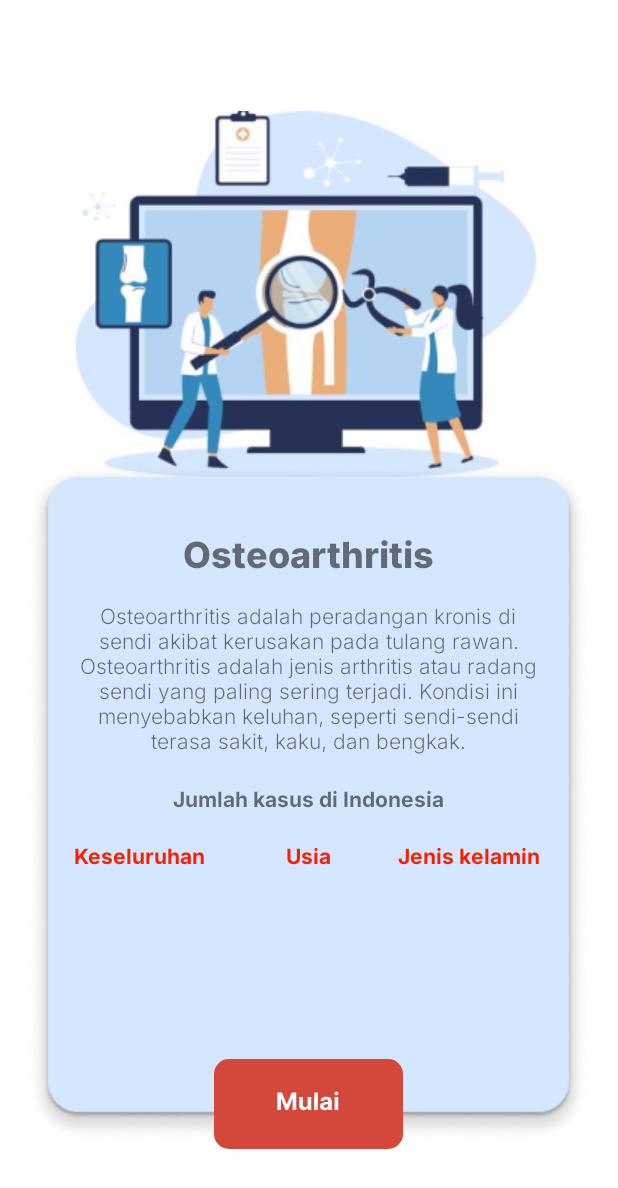
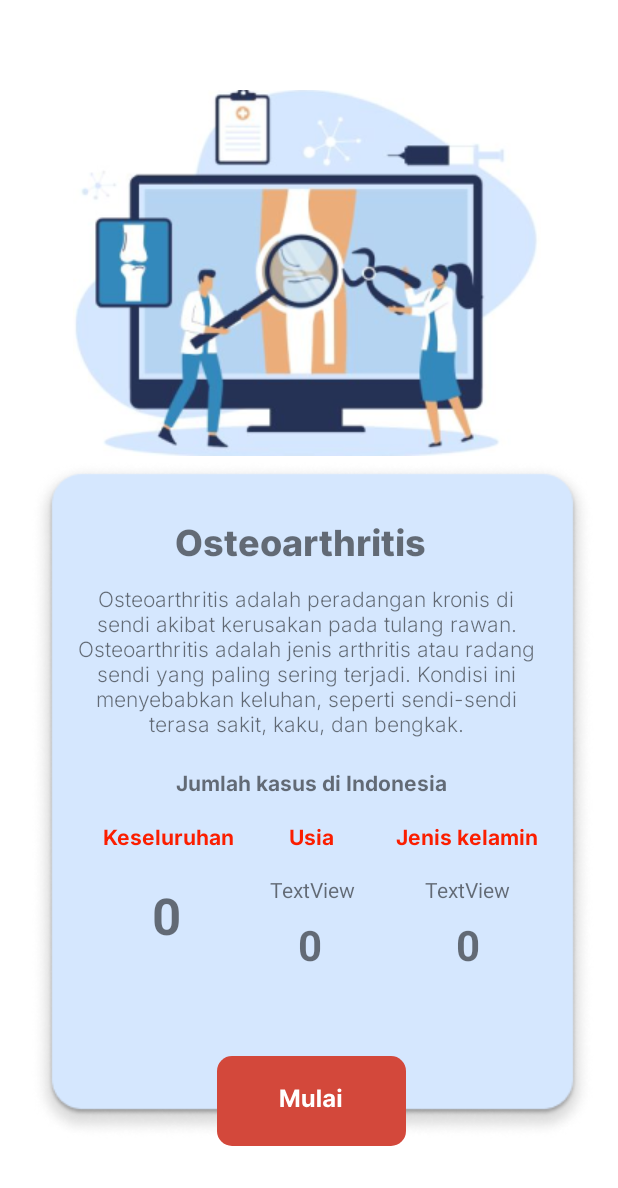
Before and after one commit to jessicas16/BangkitKneeCheck, an Android app: the layout activity_landing_page.xml on its own in the app's theme, with its tools: preview values and no code run, on a phone screen of 412 x 824 dp. Shown: the top 1188 px of the screen. Run offline under Robolectric (Android 15) with nearby library versions, the phone set to English and light mode, and no system bars.

Commit message:
Landing Page Pasien done

```diff
--- a/app/src/main/AndroidManifest.xml
+++ b/app/src/main/AndroidManifest.xml
@@ -21,6 +21,9 @@
         tools:targetApi="31">
         <activity
             android:name=".PasienActivity"
+            android:exported="false" />
+        <activity
+            android:name=".pasien.LandingPageActivity"
             android:exported="false" />
         <activity
             android:name=".DokterActivity"
--- a/app/src/main/java/com/example/kneecheck/config/ApiService.kt
+++ b/app/src/main/java/com/example/kneecheck/config/ApiService.kt
@@ -3,7 +3,7 @@ package com.example.kneecheck.config
 import com.example.kneecheck.entity.BasicDRO
 import com.example.kneecheck.entity.LoginDRO
 import com.example.kneecheck.entity.dashboardDokter
-import com.example.kneecheck.entity.dashboardDokterData
+import com.example.kneecheck.entity.landingPageDRO
 import com.example.kneecheck.entity.loginDTO
 import com.example.kneecheck.entity.registerDokterDTO
 import com.example.kneecheck.entity.registerPasienDTO
@@ -35,4 +35,9 @@ interface ApiService {
     suspend fun getDashboard(
         @Header("Authorization") token: String
     ): dashboardDokter
+
+    @GET("home")
+    suspend fun getLandingPage(
+        @Header("Authorization") token: String
+    ): landingPageDRO
 }
--- a/app/src/main/java/com/example/kneecheck/config/DefaultRepo.kt
+++ b/app/src/main/java/com/example/kneecheck/config/DefaultRepo.kt
@@ -4,6 +4,7 @@ import android.util.Log
 import com.example.kneecheck.entity.BasicDRO
 import com.example.kneecheck.entity.LoginDRO
 import com.example.kneecheck.entity.dashboardDokter
+import com.example.kneecheck.entity.landingPageDRO
 import com.example.kneecheck.entity.loginDTO
 import com.example.kneecheck.entity.registerDokterDTO
 import com.example.kneecheck.entity.registerPasienDTO
@@ -33,4 +34,8 @@ class DefaultRepo (
         Log.e("DefaultRepo WOOEE", dataSourceRemote.getDashboard(token).toString())
         return dataSourceRemote.getDashboard(token)
     }
+
+    suspend fun getLandingPage(token: String): landingPageDRO{
+        return dataSourceRemote.getLandingPage(token)
+    }
 }
--- a/app/src/main/java/com/example/kneecheck/entity/DRO.kt
+++ b/app/src/main/java/com/example/kneecheck/entity/DRO.kt
@@ -44,3 +44,25 @@ data class levelData(
     val kneePain : Int,
     val severeKneePain : Int,
 )
+
+data class landingPageDRO(
+    val status: String,
+    val message: String,
+    val data: landingPageData
+)
+
+data class landingPageData(
+    val totalScanned: Int,
+    val gender: genderDataLanding,
+    val age: ageDataLanding
+)
+
+data class genderDataLanding(
+    val average: String,
+    val total_kasus: Int
+)
+
+data class ageDataLanding(
+    val average: String,
+    val total_kasus: Int
+)
--- /dev/null
+++ b/app/src/main/java/com/example/kneecheck/pasien/LandingPageActivity.kt
@@ -0,0 +1,64 @@
+package com.example.kneecheck.pasien
+
+import android.content.Intent
+import android.os.Bundle
+import android.util.Log
+import android.widget.Toast
+import androidx.activity.enableEdgeToEdge
+import androidx.appcompat.app.AppCompatActivity
+import com.example.kneecheck.PasienActivity
+import com.example.kneecheck.config.ApiConfiguration
+import com.example.kneecheck.config.DefaultRepo
+import com.example.kneecheck.databinding.ActivityLandingPageBinding
+import kotlinx.coroutines.CoroutineScope
+import kotlinx.coroutines.Dispatchers
+import kotlinx.coroutines.launch
+
+class LandingPageActivity : AppCompatActivity() {
+    private lateinit var binding : ActivityLandingPageBinding
+    private var repo: DefaultRepo = ApiConfiguration.defaultRepo
+    private val ioScope: CoroutineScope = CoroutineScope(Dispatchers.IO)
+    private val mainScope: CoroutineScope = CoroutineScope(Dispatchers.Main)
+
+    private lateinit var id :String
+    private lateinit var name :String
+    private lateinit var token :String
+
+    override fun onCreate(savedInstanceState: Bundle?) {
+        super.onCreate(savedInstanceState)
+        enableEdgeToEdge()
+
+        binding = ActivityLandingPageBinding.inflate(layoutInflater)
+        setContentView(binding.root)
+
+        id = intent.getStringExtra("id").toString()
+        name = intent.getStringExtra("name").toString()
+        token = intent.getStringExtra("token").toString()
+
+        ioScope.launch {
+            try{
+                val data = repo.getLandingPage(token)
+                mainScope.launch {
+                    binding.tvKeseluruhanLanding.text = data.data.totalScanned.toString()
+
+                    binding.tvAvgAgeLanding.text = data.data.age.average
+                    binding.tvTotalAgeLanding.text = data.data.age.total_kasus.toString()
+
+                    binding.tvAvgGenderLanding.text = data.data.gender.average
+                    binding.tvTotalGenderLanding.text = data.data.gender.total_kasus.toString()
+                }
+            } catch (e:Exception){
+                Log.e("Error API DASHBOARD", e.message.toString())
+                Log.e("Error API DASHBOARD2", e.toString())
+            }
+        }
+
+        binding.btnMulaiLanding.setOnClickListener {
+            val intent: Intent = Intent(this@LandingPageActivity, PasienActivity::class.java)
+            intent.putExtra("id", id)
+            intent.putExtra("name", name)
+            intent.putExtra("token", token)
+            startActivity(intent)
+        }
+    }
+}
--- a/app/src/main/res/layout/activity_landing_page.xml
+++ b/app/src/main/res/layout/activity_landing_page.xml
@@ -1,115 +1,230 @@
 <?xml version="1.0" encoding="utf-8"?>
-<RelativeLayout xmlns:android="http://schemas.android.com/apk/res/android"
+<androidx.constraintlayout.widget.ConstraintLayout xmlns:android="http://schemas.android.com/apk/res/android"
     xmlns:app="http://schemas.android.com/apk/res-auto"
     xmlns:tools="http://schemas.android.com/tools"
-    android:id="@+id/main"
+    android:id="@+id/constraintLayoutLandingPage"
     android:layout_width="match_parent"
     android:layout_height="match_parent"
     tools:context=".pasien.LandingPageActivity">
 
     <ImageView
+        android:id="@+id/imageView8"
         android:layout_width="wrap_content"
         android:layout_height="wrap_content"
-        android:src="@drawable/icon_landing_pasien"
-        android:layout_centerHorizontal="true"
-        android:layout_marginTop="74dp"/>
+        android:layout_marginTop="4dp"
+        android:src="@drawable/rectangle_landing_pasien"
+        app:layout_constraintEnd_toEndOf="parent"
+        app:layout_constraintHorizontal_bias="0.555"
+        app:layout_constraintStart_toStartOf="parent"
+        app:layout_constraintTop_toBottomOf="@+id/imageView9" />
 
     <ImageView
+        android:id="@+id/imageView9"
         android:layout_width="wrap_content"
         android:layout_height="wrap_content"
-        android:src="@drawable/rectangle_landing_pasien"
-        android:layout_centerHorizontal="true"
-        android:layout_marginTop="310dp"/>
+        android:layout_marginTop="60dp"
+        android:src="@drawable/icon_landing_pasien"
+        app:layout_constraintEnd_toEndOf="parent"
+        app:layout_constraintHorizontal_bias="0.494"
+        app:layout_constraintStart_toStartOf="parent"
+        app:layout_constraintTop_toTopOf="parent" />
 
     <ImageButton
+        android:id="@+id/btnMulaiLanding"
         android:layout_width="wrap_content"
         android:layout_height="wrap_content"
+        android:layout_marginTop="396dp"
         android:background="@drawable/tombol_mulai_landing_pasien"
-        android:layout_centerHorizontal="true"
-        android:layout_marginTop="706dp"/>
+        app:layout_constraintEnd_toEndOf="@+id/imageView8"
+        app:layout_constraintHorizontal_bias="0.497"
+        app:layout_constraintStart_toStartOf="@+id/imageView8"
+        app:layout_constraintTop_toTopOf="@+id/imageView8" />
 
     <TextView
+        android:id="@+id/tvJudul"
         android:layout_width="wrap_content"
         android:layout_height="wrap_content"
-        android:layout_centerHorizontal="true"
+        android:layout_marginStart="96dp"
+        android:layout_marginTop="36dp"
+        android:layout_marginEnd="110dp"
         android:fontFamily="@font/inter_extrabold"
         android:text="Osteoarthritis"
         android:textSize="24sp"
-        android:layout_marginTop="352dp"/>
+        app:layout_constraintEnd_toEndOf="@+id/imageView8"
+        app:layout_constraintHorizontal_bias="0.0"
+        app:layout_constraintStart_toStartOf="@+id/imageView8"
+        app:layout_constraintTop_toTopOf="@+id/imageView8" />
 
     <TextView
+        android:id="@+id/textView12"
         android:layout_width="307dp"
         android:layout_height="wrap_content"
-        android:layout_centerHorizontal="true"
-        android:layout_marginTop="400dp"
+        android:layout_marginStart="30dp"
+        android:layout_marginTop="12dp"
+        android:layout_marginEnd="38dp"
         android:fontFamily="@font/inter_light"
+        android:gravity="center"
         android:text="@string/osteoarthritis"
-        android:gravity="center"/>
+        app:layout_constraintEnd_toEndOf="@+id/imageView8"
+        app:layout_constraintHorizontal_bias="0.0"
+        app:layout_constraintStart_toStartOf="@+id/imageView8"
+        app:layout_constraintTop_toBottomOf="@+id/tvJudul" />
 
     <TextView
+        android:id="@+id/textView24"
         android:layout_width="wrap_content"
         android:layout_height="wrap_content"
-        android:layout_centerHorizontal="true"
+        android:layout_marginTop="20dp"
         android:fontFamily="@font/inter_bold"
         android:text="Jumlah kasus di Indonesia"
         android:textSize="14sp"
-        android:layout_marginTop="522dp"/>
+        app:layout_constraintEnd_toEndOf="@+id/imageView8"
+        app:layout_constraintHorizontal_bias="0.497"
+        app:layout_constraintStart_toStartOf="@+id/imageView8"
+        app:layout_constraintTop_toBottomOf="@+id/textView12" />
 
     <TextView
+        android:id="@+id/textView11"
         android:layout_width="wrap_content"
         android:layout_height="wrap_content"
-        android:layout_centerHorizontal="true"
-        android:layout_marginTop="560dp"
+        android:layout_marginStart="172dp"
+        android:layout_marginTop="16dp"
+        android:layout_marginEnd="135dp"
         android:fontFamily="@font/inter_bold"
         android:text="Usia"
         android:textColor="#FB1E00"
-        android:textSize="14sp" />
+        android:textSize="14sp"
+        app:layout_constraintEnd_toEndOf="@+id/textView13"
+        app:layout_constraintHorizontal_bias="0.0"
+        app:layout_constraintStart_toStartOf="@+id/imageView8"
+        app:layout_constraintTop_toBottomOf="@+id/textView24" />
 
     <TextView
+        android:id="@+id/textView30"
         android:layout_width="wrap_content"
         android:layout_height="wrap_content"
-        android:layout_marginStart="49dp"
-        android:layout_marginTop="560dp"
+        android:layout_marginTop="16dp"
+        android:layout_marginEnd="48dp"
         android:fontFamily="@font/inter_bold"
         android:text="Keseluruhan"
         android:textColor="#FB1E00"
-        android:textSize="14sp" />
+        android:textSize="14sp"
+        app:layout_constraintEnd_toEndOf="@+id/imageView8"
+        app:layout_constraintHorizontal_bias="0.2"
+        app:layout_constraintStart_toStartOf="@+id/imageView8"
+        app:layout_constraintTop_toBottomOf="@+id/textView24" />
 
     <TextView
+        android:id="@+id/textView13"
         android:layout_width="wrap_content"
         android:layout_height="wrap_content"
-        android:layout_marginStart="265dp"
-        android:layout_marginTop="560dp"
+        android:layout_marginStart="243dp"
+        android:layout_marginTop="16dp"
+        android:layout_marginEnd="38dp"
         android:fontFamily="@font/inter_bold"
         android:text="Jenis kelamin"
         android:textColor="#FB1E00"
-        android:textSize="14sp" />
+        android:textSize="14sp"
+        app:layout_constraintEnd_toEndOf="@+id/imageView8"
+        app:layout_constraintHorizontal_bias="0.0"
+        app:layout_constraintStart_toStartOf="@+id/imageView8"
+        app:layout_constraintTop_toBottomOf="@+id/textView24" />
 
     <TextView
         android:id="@+id/usia"
         android:layout_width="wrap_content"
         android:layout_height="wrap_content"
-        android:layout_centerHorizontal="true"
         android:fontFamily="@font/inter_bold"
-        android:textSize="24sp"
-        android:layout_marginTop="620dp"/>
+        android:textSize="24sp" />
 
     <TextView
         android:id="@+id/total"
         android:layout_width="wrap_content"
         android:layout_height="wrap_content"
-        android:layout_marginStart="84dp"
         android:fontFamily="@font/inter_bold"
-        android:textSize="24sp"
-        android:layout_marginTop="620dp"/>
+        android:textSize="24sp" />
 
     <TextView
         android:id="@+id/gender"
         android:layout_width="wrap_content"
         android:layout_height="wrap_content"
-        android:layout_marginStart="305dp"
         android:fontFamily="@font/inter_bold"
-        android:textSize="24sp"
-        android:layout_marginTop="620dp"/>
+        android:textSize="24sp" />
 
-</RelativeLayout>
+    <TextView
+        android:id="@+id/tvKeseluruhanLanding"
+        android:layout_width="wrap_content"
+        android:layout_height="wrap_content"
+        android:layout_marginStart="64dp"
+        android:layout_marginTop="20dp"
+        android:layout_marginEnd="253dp"
+        android:text="0"
+        android:textAlignment="center"
+        android:textSize="34sp"
+        android:textStyle="bold"
+        app:layout_constraintEnd_toEndOf="@+id/imageView8"
+        app:layout_constraintHorizontal_bias="0.43"
+        app:layout_constraintStart_toStartOf="@+id/imageView8"
+        app:layout_constraintTop_toBottomOf="@+id/textView30" />
+
+    <TextView
+        android:id="@+id/tvTotalAgeLanding"
+        android:layout_width="wrap_content"
+        android:layout_height="wrap_content"
+        android:layout_marginStart="155dp"
+        android:layout_marginTop="8dp"
+        android:layout_marginEnd="154dp"
+        android:text="0"
+        android:textAlignment="center"
+        android:textSize="28sp"
+        android:textStyle="bold"
+        app:layout_constraintEnd_toEndOf="@+id/imageView8"
+        app:layout_constraintHorizontal_bias="0.456"
+        app:layout_constraintStart_toStartOf="@+id/imageView8"
+        app:layout_constraintTop_toBottomOf="@+id/tvAvgAgeLanding" />
+
+    <TextView
+        android:id="@+id/tvTotalGenderLanding"
+        android:layout_width="wrap_content"
+        android:layout_height="wrap_content"
+        android:layout_marginStart="270dp"
+        android:layout_marginTop="8dp"
+        android:layout_marginEnd="54dp"
+        android:text="0"
+        android:textAlignment="center"
+        android:textSize="28sp"
+        android:textStyle="bold"
+        app:layout_constraintEnd_toEndOf="@+id/imageView8"
+        app:layout_constraintHorizontal_bias="0.38"
+        app:layout_constraintStart_toStartOf="@+id/imageView8"
+        app:layout_constraintTop_toBottomOf="@+id/tvAvgGenderLanding" />
+
+    <TextView
+        android:id="@+id/tvAvgGenderLanding"
+        android:layout_width="wrap_content"
+        android:layout_height="wrap_content"
+        android:layout_marginStart="261dp"
+        android:layout_marginTop="16dp"
+        android:layout_marginEnd="56dp"
+        android:text="TextView"
+        android:textAlignment="center"
+        app:layout_constraintEnd_toEndOf="@+id/imageView8"
+        app:layout_constraintHorizontal_bias="1.0"
+        app:layout_constraintStart_toStartOf="@+id/imageView8"
+        app:layout_constraintTop_toBottomOf="@+id/textView13" />
+
+    <TextView
+        android:id="@+id/tvAvgAgeLanding"
+        android:layout_width="wrap_content"
+        android:layout_height="wrap_content"
+        android:layout_marginStart="159dp"
+        android:layout_marginTop="16dp"
+        android:layout_marginEnd="158dp"
+        android:text="TextView"
+        android:textAlignment="center"
+        app:layout_constraintEnd_toEndOf="@+id/imageView8"
+        app:layout_constraintHorizontal_bias="0.0"
+        app:layout_constraintStart_toStartOf="@+id/imageView8"
+        app:layout_constraintTop_toBottomOf="@+id/textView11" />
+
+</androidx.constraintlayout.widget.ConstraintLayout>
```
